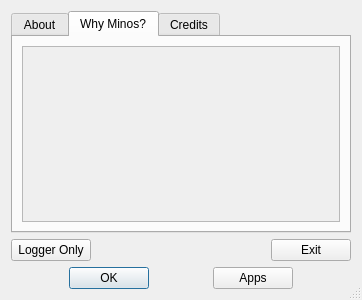
First picture: the form in mqt/MqtLogger/taboutbox.ui, repository Rsclub22/Minos2-Mirror, before the edit.
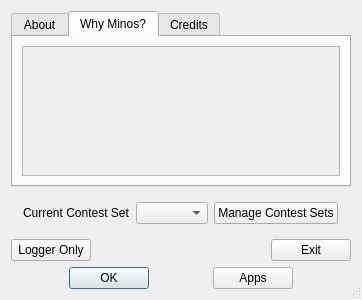
Second picture: the form after the edit. The open tabs and pages were chosen to show the change.

Commit message: Add contest set choice and management to "about" splash screen

Patch:
```diff
--- a/mqt/MqtLogger/taboutbox.ui
+++ b/mqt/MqtLogger/taboutbox.ui
@@ -64,7 +64,7 @@
             <x>0</x>
             <y>0</y>
             <width>320</width>
-            <height>175</height>
+            <height>145</height>
            </rect>
           </property>
           <layout class="QVBoxLayout" name="verticalLayout_5">
@@ -125,6 +125,55 @@
      </widget>
     </widget>
    </item>
+   <item>
+    <widget class="QFrame" name="SessionsFrame">
+     <layout class="QHBoxLayout" name="horizontalLayout_3">
+      <item>
+       <spacer name="horizontalSpacer_5">
+        <property name="orientation">
+         <enum>Qt::Horizontal</enum>
+        </property>
+        <property name="sizeHint" stdset="0">
+         <size>
+          <width>40</width>
+          <height>20</height>
+         </size>
+        </property>
+       </spacer>
+      </item>
+      <item>
+       <widget class="QLabel" name="label">
+        <property name="text">
+         <string>Current Contest Set</string>
+        </property>
+       </widget>
+      </item>
+      <item>
+       <widget class="QComboBox" name="chooseSetCb"/>
+      </item>
+      <item>
+       <widget class="QPushButton" name="manageSets">
+        <property name="text">
+         <string>Manage Contest Sets</string>
+        </property>
+       </widget>
+      </item>
+      <item>
+       <spacer name="horizontalSpacer_6">
+        <property name="orientation">
+         <enum>Qt::Horizontal</enum>
+        </property>
+        <property name="sizeHint" stdset="0">
+         <size>
+          <width>40</width>
+          <height>20</height>
+         </size>
+        </property>
+       </spacer>
+      </item>
+     </layout>
+    </widget>
+   </item>
    <item>
     <layout class="QHBoxLayout" name="horizontalLayout_2">
      <item>
```
Left out of the diff: 2 changed lines with no effect on the pictures. The commit also changes 6 other files.
